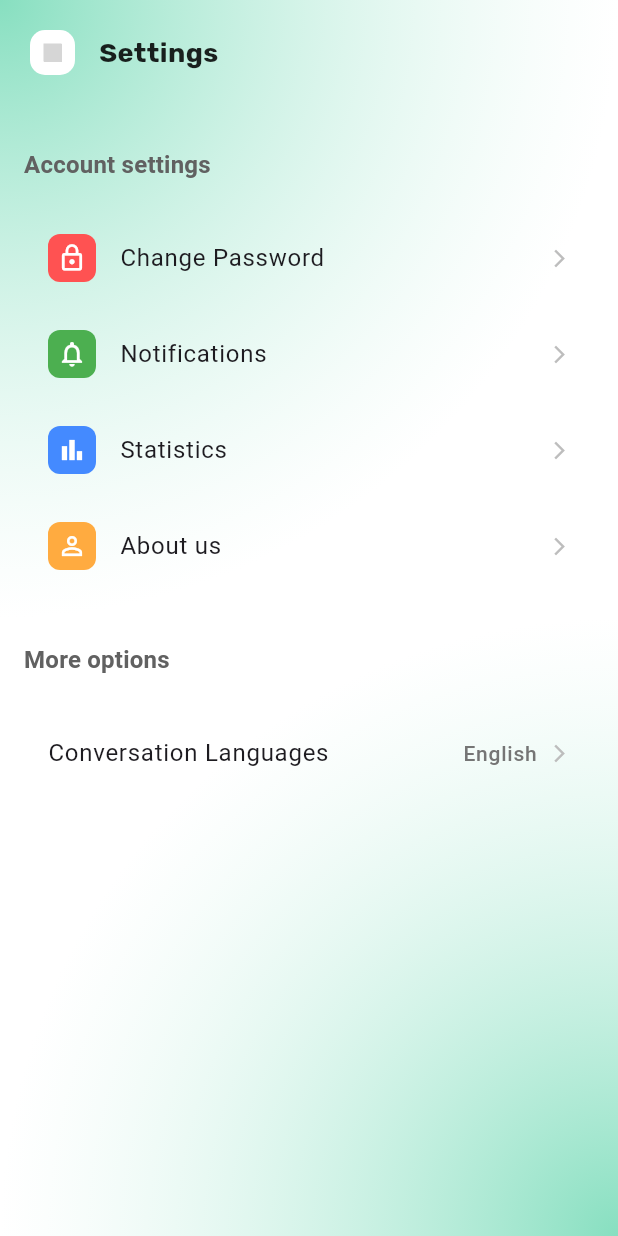
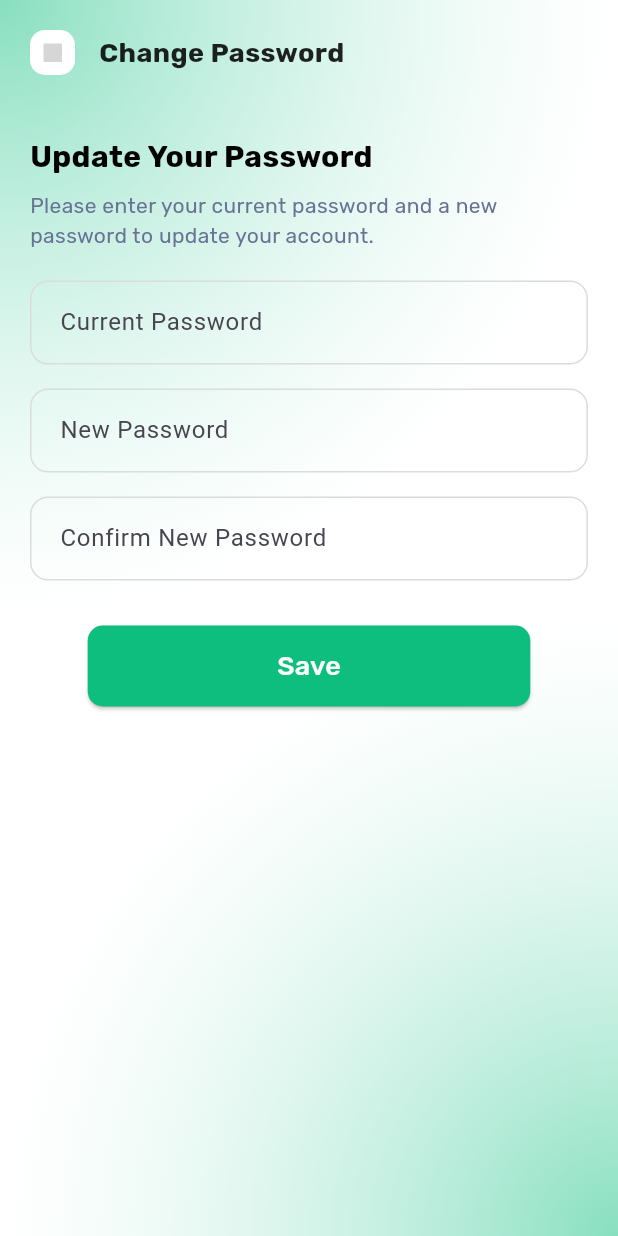
Before and after one commit to mr-j-shah/Counselling-App, a Flutter app: the SettingsScreen screen opened by its route, after a tap on "Change Password", on a phone screen of 412 x 824 dp. Run offline on Flutter 3.47's test engine with Material 3 defaults, Android fonts, the phone set to English and light mode, and no system bars; our stand-ins replace cloud_firestore, dio, firebase_auth, firebase_core, flutter_dotenv, flutter_svg and 7 more; accounts and stored records are empty; network calls fail; project files that could hold a hidden picture were left out; grey boxes are pictures that could not be loaded.

Commit message:
Feat(Auth) : Add Change Password feature with Auth.

```diff
--- a/lib/app/repos/AuthRepo.dart
+++ b/lib/app/repos/AuthRepo.dart
@@ -3,7 +3,7 @@ import 'package:get/get.dart';
 import 'package:google_sign_in/google_sign_in.dart';
 import 'package:project_counselling/app/constants/AppString.dart';
 import 'package:project_counselling/app/data/enums/AuthFailedState.dart';
-import '../data/models/apimodel/FirebaseAuthResponse.dart';
+import 'package:project_counselling/app/data/models/apimodel/FirebaseAuthResponse.dart';
 import 'package:project_counselling/app/data/models/apimodel/UserLoginWithPass.dart';
 import 'package:project_counselling/app/data/models/apimodel/UserSignupRequest.dart';
 import 'package:project_counselling/app/data/services/local/AppPref.dart';
@@ -148,6 +148,56 @@ class Authrepo {
     }
   }
 
+  Future<Firebaseauthresponse> changePassword(
+      String currentPassword, String newPassword) async {
+    try {
+      final user = FirebaseAuth.instance.currentUser;
+      if (user == null) {
+        return Firebaseauthresponse(
+          message: "No user is currently signed in.",
+          failedState: Authfailedstate.USER_NOTFOUND,
+        );
+      }
+
+      // Re-authenticate user
+      final cred = EmailAuthProvider.credential(
+        email: user.email!,
+        password: currentPassword,
+      );
+      await user.reauthenticateWithCredential(cred);
+
+      // Change password
+      await user.updatePassword(newPassword);
+
+      return Firebaseauthresponse(
+        message: "Password updated successfully.",
+        failedState: Authfailedstate.NONE,
+      );
+    } on FirebaseAuthException catch (e) {
+      String message;
+      Authfailedstate failedState;
+      if (e.code == 'wrong-password') {
+        message = "The current password you entered is incorrect.";
+        failedState = Authfailedstate.WRONG_PASSWORD;
+      } else if (e.code == 'weak-password') {
+        message = "The new password is too weak. Please use a stronger password.";
+        failedState = Authfailedstate.INVALID_REQUEST;
+      } else {
+        message = "An error occurred while changing your password.";
+        failedState = Authfailedstate.UNKNOWN_ERROR;
+      }
+      return Firebaseauthresponse(
+        message: message,
+        failedState: failedState,
+      );
+    } catch (e) {
+      return Firebaseauthresponse(
+        message: "An unexpected error occurred. Please try again.",
+        failedState: Authfailedstate.UNKNOWN_ERROR,
+      );
+    }
+  }
+
   Future<void> signOut() async {
     await _appPref.clearUser();
     await GoogleSignIn().signOut();
--- a/lib/app/routers/AppRoutes.dart
+++ b/lib/app/routers/AppRoutes.dart
@@ -1,5 +1,7 @@
 import 'package:get/get.dart';
 import 'package:project_counselling/app/views/Presentation/AboutUsScreen/AboutUsScreen.dart';
+import 'package:project_counselling/app/views/Presentation/ChangePassword/ChangePasswordScreen.dart';
+import 'package:project_counselling/app/views/Presentation/ChangePassword/binding/ChangePasswordBinding.dart';
 import 'package:project_counselling/app/views/Presentation/MedicalRecordsScreen/AddRecordsScreen.dart';
 import 'package:project_counselling/app/views/Presentation/MedicalRecordsScreen/bindings/AddRecordsBinding.dart';
 import 'package:project_counselling/app/views/Presentation/AuthScreens/SignupScreen/SignupScreen.dart';
@@ -43,6 +45,7 @@ abstract class Routes {
   static const String MEDICAL_RECORDS_SCREEN = '/medical-records-screen';
   static const String ADD_RECORDS_SCREEN = '/add-records-screen';
   static const String ABOUT_US_SCREEN = '/about-us-screen';
+  static const String CHANGE_PASSWORD_SCREEN = '/change-password-screen';
 }
 
 class AppRoutes {
@@ -134,5 +137,11 @@ class AppRoutes {
       page: () => const AboutUsScreen(),
       transition: Transition.cupertino,
     ),
+    GetPage(
+      name: Routes.CHANGE_PASSWORD_SCREEN,
+      page: () => const ChangePasswordScreen(),
+      binding: ChangePasswordBinding(),
+      transition: Transition.cupertino,
+    ),
   ];
 }
--- /dev/null
+++ b/lib/app/views/Presentation/ChangePassword/ChangePasswordScreen.dart
@@ -0,0 +1,82 @@
+import 'package:flutter/material.dart';
+import 'package:get/get.dart';
+import 'package:project_counselling/app/Constants/AppString.dart' as AppString;
+import 'package:project_counselling/app/views/AppWidgets/AppText.dart';
+import 'package:project_counselling/app/views/AppWidgets/AppTextField.dart';
+import 'package:project_counselling/app/views/AppWidgets/CustomAppBar.dart';
+import 'package:project_counselling/app/views/AppWidgets/PrimaryButton.dart';
+import 'package:project_counselling/app/views/Presentation/ChangePassword/controller/ChangePasswordController.dart';
+import 'package:project_counselling/app/views/Utils/Colors.dart';
+import 'package:project_counselling/app/views/Utils/dimensions.dart';
+
+import '../../AppWidgets/DefaultBackground.dart';
+
+class ChangePasswordScreen extends GetView<ChangePasswordController> {
+  const ChangePasswordScreen({super.key});
+
+  @override
+  Widget build(BuildContext context) {
+    Dimensions.init(context);
+    return Scaffold(
+      body: Defaultbackground(
+        child: SafeArea(
+          child: Column(
+            children: [
+              CustomAppbar(title: "Change Password"),
+              Expanded(
+                child: SingleChildScrollView(
+                  padding: EdgeInsets.all(Dimensions.padding(20)),
+                  child: Form(
+                    key: controller.formKey,
+                    child: Column(
+                      crossAxisAlignment: CrossAxisAlignment.start,
+                      children: [
+                        AppText(
+                          text: "Update Your Password",
+                          fontSize: 20,
+                          fontWeight: FontWeight.bold,
+                        ),
+                        SizedBox(height: Dimensions.height(8)),
+                        AppText(
+                          text:
+                              "Please enter your current password and a new password to update your account.",
+                          fontSize: 14,
+                          color: bottomSheetSubtitle,
+                        ),
+                        SizedBox(height: Dimensions.height(20)),
+                        Apptextfield(
+                          controller: controller.currentPasswordController,
+                          hintText: "Current Password",
+                          obscureText: true,
+                        ),
+                        SizedBox(height: Dimensions.height(16)),
+                        Apptextfield(
+                          controller: controller.newPasswordController,
+                          hintText: "New Password",
+                          obscureText: true,
+                        ),
+                        SizedBox(height: Dimensions.height(16)),
+                        Apptextfield(
+                          controller: controller.confirmPasswordController,
+                          hintText: "Confirm New Password",
+                          obscureText: true,
+                        ),
+                        SizedBox(height: Dimensions.height(30)),
+                        Center(
+                          child: PrimaryButton(
+                            text: "Save",
+                            onPressed: controller.changePassword,
+                          ),
+                        ),
+                      ],
+                    ),
+                  ),
+                ),
+              ),
+            ],
+          ),
+        ),
+      ),
+    );
+  }
+}
--- /dev/null
+++ b/lib/app/views/Presentation/ChangePassword/binding/ChangePasswordBinding.dart
@@ -0,0 +1,9 @@
+import 'package:get/get.dart';
+import 'package:project_counselling/app/views/Presentation/ChangePassword/controller/ChangePasswordController.dart';
+
+class ChangePasswordBinding extends Bindings {
+  @override
+  void dependencies() {
+    Get.lazyPut(() => ChangePasswordController());
+  }
+}
--- a/lib/app/views/Presentation/SettingsScreen/SettingsScreen.dart
+++ b/lib/app/views/Presentation/SettingsScreen/SettingsScreen.dart
@@ -2,6 +2,7 @@ import 'package:flutter/material.dart';
 import 'package:get/get.dart';
 import 'package:project_counselling/app/constants/AppString.dart';
 import 'package:project_counselling/app/data/enums/language.dart';
+import 'package:project_counselling/app/routers/AppRoutes.dart';
 import 'package:project_counselling/app/views/AppWidgets/CustomAppBar.dart';
 import 'package:project_counselling/app/views/AppWidgets/DefaultBackground.dart';
 import 'package:project_counselling/app/views/Presentation/SettingsScreen/controller/SettingsController.dart';
@@ -33,7 +34,7 @@ class SettingsScreen extends StatelessWidget {
                       iconColor: Colors.white,
                       iconBackgroundColor: Colors.redAccent,
                       title: Appstring.settingsChangePassword,
-                      onTap: controller.changePassword,
+                      onTap: () => Get.toNamed(Routes.CHANGE_PASSWORD_SCREEN),
                     ),
                     _buildSettingsItem(
                       icon: Icons.notifications_none_outlined,
```
Also changed, not shown: lib/app/views/Presentation/ChangePassword/controller/ChangePasswordController.dart (added, +82 -0 lines).
